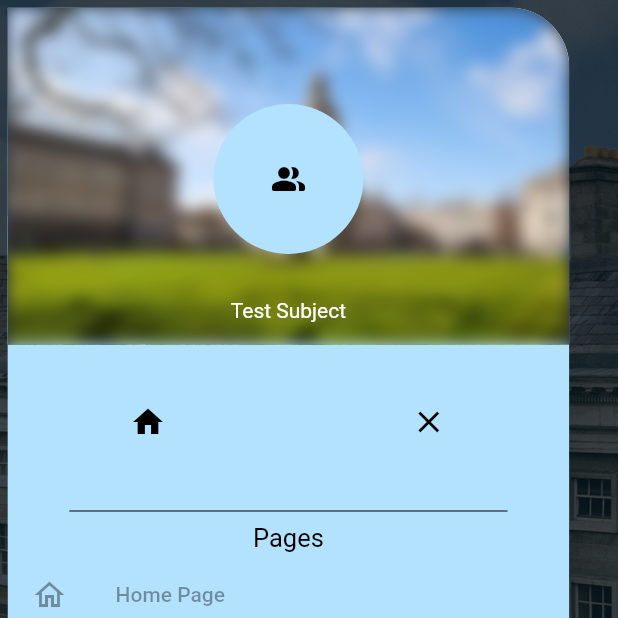
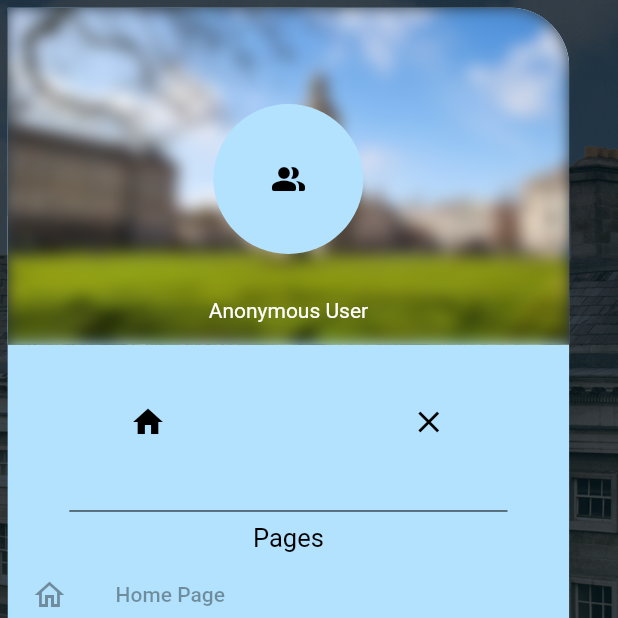
Before and after one commit to muditgarg48/candle_in_dark, a Flutter app: the screen it shows after launch, with the side drawer open, on a phone screen of 412 x 824 dp, the top half of it. Run offline on Flutter 3.47's test engine with Material 2 defaults, Android fonts, the phone set to English and light mode, and no system bars; drawn by our look-alikes of animated_text_kit; our stand-ins replace analog_clock, audioplayers, banner_carousel, cached_network_image, concentric_transition, firebase_auth and 7 more; missing offline and left inert: currency_picker, curved_drawer_fork, expand_widget, frankfurter, quds_ui_kit; accounts and stored records are empty.

Commit message:
Addition of Google Sign In functionality

```diff
--- a/lib/pages/home_page.dart
+++ b/lib/pages/home_page.dart
@@ -2,10 +2,11 @@ import "package:flutter/material.dart";
 import 'package:animated_text_kit/animated_text_kit.dart';
 import 'package:font_awesome_flutter/font_awesome_flutter.dart';
 
-import '../global_values.dart';
+import '../tools/account_handle.dart';
 import '../tools/theme.dart';
 import '../widgets/drawer.dart';
-// import 'dummy_page.dart';
+
+import '../global_values.dart';
 
 class MyHomePage extends StatefulWidget {
   const MyHomePage({Key? key}) : super(key: key);
@@ -35,7 +36,7 @@ class MyHomePageState extends State<MyHomePage> {
   }
 
   Widget buttons(String txt, VoidCallback action, IconData icon) {
-    return MediaQuery.of(context).size.width > 700
+    return MediaQuery.of(context).size.width > 100
         ? FloatingActionButton.extended(
             onPressed: action,
             backgroundColor: themeBgColor(),
@@ -101,11 +102,17 @@ class MyHomePageState extends State<MyHomePage> {
           floatingActionButton: Column(
             mainAxisAlignment: MainAxisAlignment.end,
             children: [
-              buttons(
-                "Sign In to Google",
-                () {},
-                FontAwesomeIcons.google,
-              ),
+              GoogleServices().isUserSignedIn()
+                  ? buttons(
+                      "Sign Out",
+                      () => GoogleServices().googleSignOut(context),
+                      FontAwesomeIcons.google,
+                    )
+                  : buttons(
+                      "Sign In to Google",
+                      () => GoogleServices().signInWithGoogle(context),
+                      FontAwesomeIcons.google,
+                    ),
               const SizedBox(height: 30),
               buttons(
                 "Lets start",
--- /dev/null
+++ b/lib/tools/account_handle.dart
@@ -0,0 +1,49 @@
+// ignore_for_file: avoid_print, invalid_use_of_protected_member
+
+import 'package:firebase_auth/firebase_auth.dart';
+import 'package:flutter/cupertino.dart';
+import 'package:google_sign_in/google_sign_in.dart';
+
+class GoogleServices {
+  final _auth = FirebaseAuth.instance;
+  final _googleSignIn = GoogleSignIn(
+      clientId:
+          "735354648960-i3u9pcodf16kin9fdgpb2itlog408b76.apps.googleusercontent.com");
+
+  signInWithGoogle(BuildContext context) async {
+    try {
+      final GoogleSignInAccount? googleSignInAccount =
+          await _googleSignIn.signIn();
+      if (googleSignInAccount != null) {
+        final GoogleSignInAuthentication googleSignInAuthentication =
+            await googleSignInAccount.authentication;
+        final AuthCredential authCredential = GoogleAuthProvider.credential(
+            accessToken: googleSignInAuthentication.accessToken,
+            idToken: googleSignInAuthentication.idToken);
+        await _auth.signInWithCredential(authCredential);
+        print(googleSignInAccount);
+        print(googleSignInAccount.displayName);
+        print(googleSignInAccount.email);
+        print(googleSignInAccount.serverAuthCode);
+        (context as Element).reassemble();
+      }
+    } on FirebaseAuthException catch (e) {
+      print(e.message);
+      rethrow;
+    }
+  }
+
+  googleSignOut(BuildContext context) async {
+    await _auth.signOut();
+    await _googleSignIn.signOut();
+    (context as Element).reassemble();
+  }
+
+  bool isUserSignedIn() {
+    if (FirebaseAuth.instance.currentUser == null) {
+      return false;
+    } else {
+      return true;
+    }
+  }
+}
--- a/lib/widgets/drawer.dart
+++ b/lib/widgets/drawer.dart
@@ -2,10 +2,13 @@
 
 import 'dart:ui';
 
+import 'package:firebase_auth/firebase_auth.dart';
 import 'package:flutter/material.dart';
 import 'package:quds_ui_kit/quds_ui_kit.dart';
 import 'package:url_launcher/url_launcher_string.dart';
 
+import '../tools/account_handle.dart';
+import '../tools/cache.dart';
 import '../tools/theme.dart';
 
 import '../global_values.dart';
@@ -93,6 +96,14 @@ class _MyDrawerState extends State<MyDrawer> {
   }
 
   Widget picture() {
+    var userName = "Anonymous User";
+    var userPicURL = "";
+    var user = FirebaseAuth.instance.currentUser;
+    if (GoogleServices().isUserSignedIn()) {
+      userName = user!.displayName!;
+      userPicURL = user.photoURL!;
+    }
+
     return ClipRRect(
       borderRadius: const BorderRadius.only(topRight: Radius.circular(40)),
       child: Stack(
@@ -112,14 +123,19 @@ class _MyDrawerState extends State<MyDrawer> {
                   CircleAvatar(
                     radius: 50,
                     backgroundColor: themeBgColor(),
-                    child: Icon(
-                      Icons.people_alt_rounded,
-                      color: themeTxtColor(),
-                    ),
+                    child: user == null
+                        ? Icon(
+                            Icons.people_alt_rounded,
+                            color: themeTxtColor(),
+                          )
+                        : ClipRRect(
+                            borderRadius: BorderRadius.circular(50),
+                            child: cacheImage(userPicURL),
+                          ),
                   ),
-                  const Text(
-                    "Test Subject",
-                    style: TextStyle(color: Colors.white),
+                  Text(
+                    userName,
+                    style: const TextStyle(color: Colors.white),
                   )
                 ],
               ),
--- a/pubspec.yaml
+++ b/pubspec.yaml
@@ -56,6 +56,8 @@ dependencies:
   animated_text_kit: ^4.2.2
   font_awesome_flutter: ^10.1.0
   audioplayers: ^1.0.1
+  google_sign_in: ^5.4.0
+  firebase_auth: ^3.4.2
 
 dev_dependencies:
   flutter_test:
```
Also changed, not shown: pubspec.lock, 1 other file.
